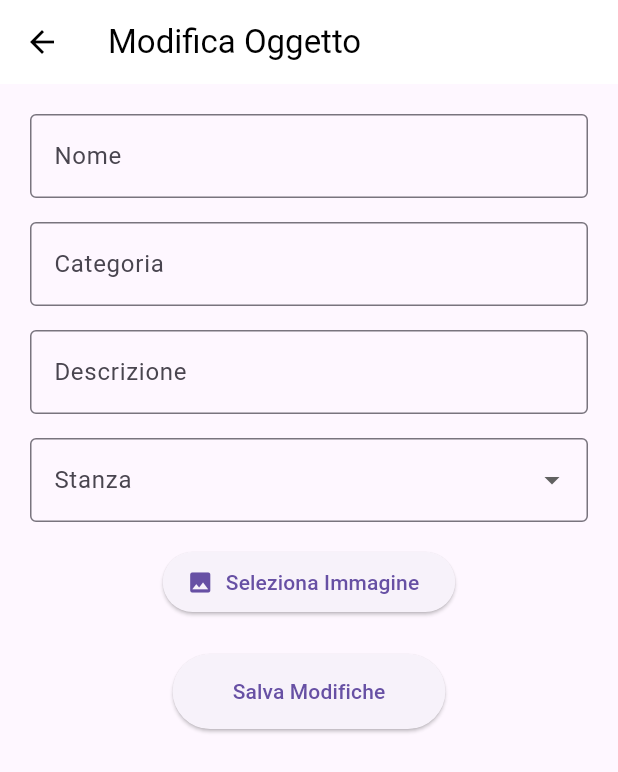
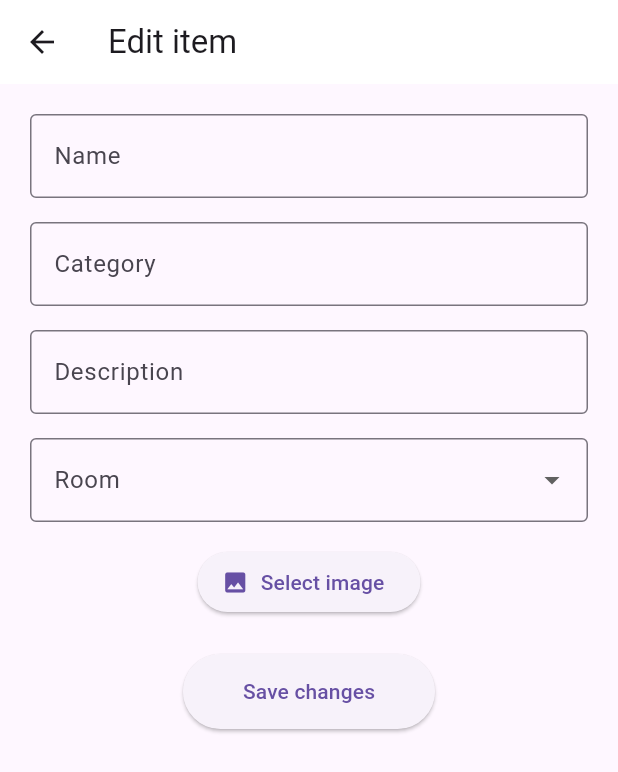
Before and after one commit to francescogorgone/itemize, a Flutter app: the EditItemPage screen opened directly with empty values, on a phone screen of 412 x 824 dp. Shown: the top 772 px of the screen. Run offline on Flutter 3.47's test engine with Material 3 defaults, Android fonts, the phone set to English and light mode, and no system bars; our stand-ins replace image_picker.

Commit message:
Update edit_item.dart

```diff
--- a/lib/pages/edit_item.dart
+++ b/lib/pages/edit_item.dart
@@ -6,112 +6,102 @@ import 'package:image_picker/image_picker.dart';
 import 'package:path_provider/path_provider.dart';
 import 'package:path/path.dart' as path;
 
-class EditItemPage extends StatefulWidget {
-  final Map<String, dynamic> item;
+class EditItemPage extends StatefulWidget { //StatefulWidget for dynamic updates
+  final Map<String, dynamic> item; //item data passed as a parameter
 
-  const EditItemPage({Key? key, required this.item}) : super(key: key);
+  const EditItemPage({super.key, required this.item}); //constructor with required item data
 
   @override
   State<EditItemPage> createState() => _EditItemPageState();
 }
 
 class _EditItemPageState extends State<EditItemPage> {
-  late TextEditingController nameController;
-  late TextEditingController categoryController;
-  late TextEditingController descriptionController;
-  late TextEditingController roomController;
-  late String selectedRoom;
+  late TextEditingController nameController; //controller for item's name
+  late TextEditingController categoryController; //controller for item's category
+  late TextEditingController descriptionController; //controller for item's description
+  late TextEditingController roomController; //controller for item's room
+  late String selectedRoom; //store currently selected room
 
-  final ImagePicker _picker = ImagePicker();
-  File? _selectedImage;
-  String? _savedImagePath;
+  final ImagePicker _picker = ImagePicker(); //select images
+  File? _selectedImage; //variable for storing selected image file
+  String? _savedImagePath; //variable for storing the path of saved image
 
   @override
   void initState() {
     super.initState();
-    nameController = TextEditingController(text: widget.item['name']);
-    categoryController = TextEditingController(text: widget.item['category']);
-    descriptionController = TextEditingController(text: widget.item['description']);
-    roomController = TextEditingController(text: widget.item['room']);
-    selectedRoom = widget.item['room'];
+    nameController = TextEditingController(text: widget.item['name']); //initialize nameController with the item's name
+    categoryController = TextEditingController(text: widget.item['category']); //initialize categoryController with the item's category
+    descriptionController = TextEditingController(text: widget.item['description']); //initialize descriptionController with the item's description
+    roomController = TextEditingController(text: widget.item['room']); //initialize roomController with the item's room
+    selectedRoom = widget.item['room']; //set the item's room as selectedRoom
 
-    // Inizializza l'immagine se esiste
-    if (widget.item['image'] != null && widget.item['image'].isNotEmpty) {
-      _savedImagePath = widget.item['image'];
-      _selectedImage = File(widget.item['image']);
+    if (widget.item['image'] != null && widget.item['image'].isNotEmpty) { //check if the item has an image path and if that path is not empty
+      _savedImagePath = widget.item['image']; //store the image's path
+      _selectedImage = File(widget.item['image']); //create File object representing image file
     }
   }
 
   @override
   void dispose() {
-    nameController.dispose();
-    categoryController.dispose();
-    descriptionController.dispose();
-    roomController.dispose();
-    super.dispose();
+    nameController.dispose(); //release resources of nameController
+    categoryController.dispose(); //release resources of categoryController
+    descriptionController.dispose(); //release resources of descriptionController
+    roomController.dispose(); //release resources of roomController
+    super.dispose(); //release resources of the superclass State<EditItemPage>
   }
 
-  Future<void> _pickImage(ImageSource source) async {
-    try {
-      final XFile? pickedFile = await _picker.pickImage(source: source);
-      if (pickedFile != null) {
-        await pickAndSaveImage(pickedFile);
-      }
-    } catch (e) {
-      if (mounted) {
-        ScaffoldMessenger.of(context).showSnackBar(
-          const SnackBar(content: Text('Errore durante la selezione dell\'immagine')),
+  Future<void> pickAndSaveImage(XFile pickedFile) async { //asynchronous function to pick and save an image
+    try { //handle errors
+ //check if an image has been picked
+      final imageBytes = await pickedFile.readAsBytes(); //readAsBytes the image
+      final directory = await getApplicationDocumentsDirectory();
+      final fileName =
+          '${DateTime.now().millisecondsSinceEpoch}_${path.basename(pickedFile.path)}'; //create unique file name
+      final filePath = '${directory.path}/$fileName'; //create full file path
+      final imageFile = File(filePath); //create File object
+      await imageFile.writeAsBytes(imageBytes); //writeAsBytes the image
+
+      setState(() { //update UI state
+        _selectedImage = imageFile; //set selected image
+        _savedImagePath = filePath; //set saved image path
+      });
+        } catch (e) { //catch exceptions during image saving
+      if (mounted) { //if _EditItemPageState is mounted
+        ScaffoldMessenger.of(context).showSnackBar( //show snackbar if an error occurs
+          const SnackBar(content: Text('Error saving image')),
         );
       }
     }
   }
 
-  Future<void> pickAndSaveImage(XFile pickedFile) async {
-    try {
-      final imageBytes = await pickedFile.readAsBytes();
-      final directory = await getApplicationDocumentsDirectory();
-      final fileName = '${DateTime.now().millisecondsSinceEpoch}_${path.basename(pickedFile.path)}';
-      final filePath = '${directory.path}/$fileName';
-      final imageFile = File(filePath);
-      await imageFile.writeAsBytes(imageBytes);
-
-      setState(() {
-        _selectedImage = imageFile;
-        _savedImagePath = filePath;
-      });
-    } catch (e) {
-      print('Errore nel salvataggio dell\'immagine: $e');
-      if (mounted) {
-        ScaffoldMessenger.of(context).showSnackBar(
-          const SnackBar(content: Text('Errore nel salvataggio dell\'immagine')),
-        );
-      }
-    }
-  }
-
-  void _showImageSourceDialog() {
-    showDialog(
-      context: context,
-      builder: (BuildContext context) {
-        return AlertDialog(
-          title: const Text('Seleziona sorgente immagine'),
-          content: Column(
-            mainAxisSize: MainAxisSize.min,
+void _showImageSourceDialog() { //display dialog allowing the user to choose between selecting an image from gallery or camera
+    showDialog( //open dialog box
+      context: context, //specified context (current build) for the dialog
+      builder: (BuildContext context) { //create dialog's content
+        return AlertDialog( //create AlertDialog widget
+          title: const Text('Select image source'), //dialog's title
+          content: Column( //arrange content vertically
+            mainAxisSize: MainAxisSize.min, //column takes up the minimum necessary space
             children: [
-              ListTile(
-                leading: const Icon(Icons.photo_library),
-                title: const Text('Galleria'),
-                onTap: () {
-                  Navigator.pop(context);
-                  _pickImage(ImageSource.gallery);
+              ListTile( //list for selecting the gallery
+                leading: const Icon(Icons.photo_library), //icon on the left
+                title: const Text('Gallery'),
+                onTap: () async {
+                  Navigator.pop(context); //close the dialog
+                  final XFile? pickedFile = await _picker.pickImage(source: ImageSource.gallery); //pick image from the gallery
+                  if (pickedFile != null) {pickAndSaveImage(pickedFile); //check if image was successfully picked
+                  }
                 },
               ),
-              ListTile(
-                leading: const Icon(Icons.camera_alt),
-                title: const Text('Fotocamera'),
-                onTap: () {
-                  Navigator.pop(context);
-                  _pickImage(ImageSource.camera);
+              ListTile( //ListTile for selecting the camera
+                leading: const Icon(Icons.camera_alt), //icon on the left
+                title: const Text('Camera'),
+                onTap: () async {
+                  Navigator.pop(context); //close the dialog
+                  final XFile? pickedFile = await _picker.pickImage(source: ImageSource.camera); //pick image from the camera
+                  if (pickedFile != null) { //check if image was successfully picked
+                    await pickAndSaveImage(pickedFile); //save picked image and update the dialog
+                  }
                 },
               ),
             ],
@@ -123,104 +113,105 @@ class _EditItemPageState extends State<EditItemPage> {
 
   @override
   Widget build(BuildContext context) {
-    final rooms = context.watch<RoomDataProvider>().rooms;
+    final rooms = context.watch<RoomDataProvider>().rooms; //retrieve list of rooms from RoomDataProvider
+    //context.watch rebuilds the widget when the provider's data changes
 
     return Scaffold(
       appBar: AppBar(
-        title: const Text('Modifica Oggetto'),
-        backgroundColor: Colors.white,
-        foregroundColor: Colors.black,
-        elevation: 0,
+        title: const Text('Edit item'), //title of the AppBar
+        backgroundColor: Colors.white, //set background color to white
+        elevation: 0, //no shadow from the AppBar
       ),
-      body: SingleChildScrollView(
-        padding: const EdgeInsets.all(20.0),
-        child: Column(
-          children: [
-            TextField(
+      body: SingleChildScrollView( //allow scrolling if context exceed available space
+        padding: //add padding around the content
+          const EdgeInsets.all(20), //padding of 20 pixels
+        child: Column( //arrange content vertically
+          children: [ //list of widgets to display in the Column
+            TextField( //item's name
               controller: nameController,
-              decoration: const InputDecoration(
-                labelText: 'Nome',
-                border: OutlineInputBorder(),
+              decoration: const InputDecoration( //set decoration for text field
+                labelText: 'Name',
+                border: OutlineInputBorder(), //border style
               ),
             ),
-            const SizedBox(height: 16),
-            TextField(
+            const SizedBox(height: 16), //add vertical space
+            TextField( //item's category
               controller: categoryController,
-              decoration: const InputDecoration(
-                labelText: 'Categoria',
-                border: OutlineInputBorder(),
+              decoration: const InputDecoration( //set decoration for text field
+                labelText: 'Category',
+                border: OutlineInputBorder(), //border style
               ),
             ),
-            const SizedBox(height: 16),
+            const SizedBox(height: 16), //add vertical space
             TextField(
               controller: descriptionController,
-              decoration: const InputDecoration(
-                labelText: 'Descrizione',
-                border: OutlineInputBorder(),
+              decoration: const InputDecoration( //set decoration for text field
+                labelText: 'Description',
+                border: OutlineInputBorder(), //border style
               ),
             ),
-            const SizedBox(height: 16),
-            DropdownButtonFormField<String>(
-              decoration: const InputDecoration(
-                labelText: 'Stanza',
-                border: OutlineInputBorder(),
+            const SizedBox(height: 16), //add vertical space
+            DropdownButtonFormField<String>(  //Dropdown menu for selecting the room
+              decoration: const InputDecoration( //set decoration for text field
+                labelText: 'Room',
+                border: OutlineInputBorder(), //border style
               ),
-              value: selectedRoom,
-              items: rooms.map((room) {
-                return DropdownMenuItem<String>(
+              value: selectedRoom, //currently selected room
+              items: rooms.map((room) { //create the dropdown items from the rooms list
+                return DropdownMenuItem<String>( //create a dropdown item
                   value: room['name'],
                   child: Text(room['name']),
                 );
-              }).toList(),
-              onChanged: (value) {
-                setState(() {
-                  selectedRoom = value!;
+              }).toList(), //convert the iterable to a list
+              onChanged: (value) {  //called when the selected room changes
+                setState(() { //update UI state
+                  selectedRoom = value!; //update selectedRoom variable
                 });
               },
             ),
-            const SizedBox(height: 16),
-            if (_selectedImage != null)
-              Container(
-                height: 100,
-                width: 100,
-                decoration: BoxDecoration(
-                  image: DecorationImage(
-                    image: FileImage(_selectedImage!),
-                    fit: BoxFit.cover,
+            const SizedBox(height: 16), //add vertical space
+            if (_selectedImage != null) //render a preview if an image was selected
+              Container( //container to show selected image
+                height: 100, //container height
+                width: 100, //container width
+                decoration: BoxDecoration( //set container decoration
+                  image: DecorationImage( //set image decoration
+                    image: FileImage(_selectedImage!), //FileImage widget in order to show the selected image
+                    fit: BoxFit.cover, //ensure image covers the entire container
                   ),
-                  borderRadius: BorderRadius.circular(8),
+                  borderRadius: BorderRadius.circular(8), //round corners for the container
                 ),
               ),
-            ElevatedButton.icon(
-              onPressed: _showImageSourceDialog,
-              icon: const Icon(Icons.image),
-              label: const Text('Seleziona Immagine'),
+            ElevatedButton.icon(  //ElevatedButton for selecting an image
+              onPressed: _showImageSourceDialog, //show ImageSourceDialog and update the UI
+              icon: const Icon(Icons.image), //image icon
+              label: const Text('Select image'),
             ),
-            const SizedBox(height: 24),
-            ElevatedButton(
+            const SizedBox(height: 24), //add vertical space
+            ElevatedButton( //button to save changes
               onPressed: () {
-                final updatedItem = {
-                  'name': nameController.text,
-                  'category': categoryController.text,
-                  'room': selectedRoom,
-                  'description': descriptionController.text,
-                  'image': _savedImagePath ?? widget.item['image'],
+                final updatedItem = { //create a map containing the update item data
+                  'name': nameController.text, //name from TextField
+                  'category': categoryController.text, //category from TextField
+                  'room': selectedRoom, //selected room
+                  'description': descriptionController.text, //description from TextField
+                  'image': _savedImagePath ?? widget.item['image'], //new image path or old one no new image was selected
                 };
 
                 context.read<RoomDataProvider>().updateItem(
                   widget.item['room'],
                   widget.item['name'],
-                  updatedItem,
+                  updatedItem, //update item data in the provider
                 );
 
-                Navigator.pop(context, updatedItem); // chiude EditItemPage e ritorna updatedItem
+                Navigator.pop(context, updatedItem); //close EditItemPage
               },
-              style: ElevatedButton.styleFrom(
-                padding: const EdgeInsets.symmetric(horizontal: 40, vertical: 15),
+              style: ElevatedButton.styleFrom( //button style
+                padding: const EdgeInsets.symmetric(horizontal: 40, vertical: 15), //padding of the button
               ),
-              child: const Text('Salva Modifiche'),
+              child: const Text('Save changes'),
             ),
-            const SizedBox(height: 16),
+            const SizedBox(height: 16), //add vertical space
           ],
         ),
       ),
```
